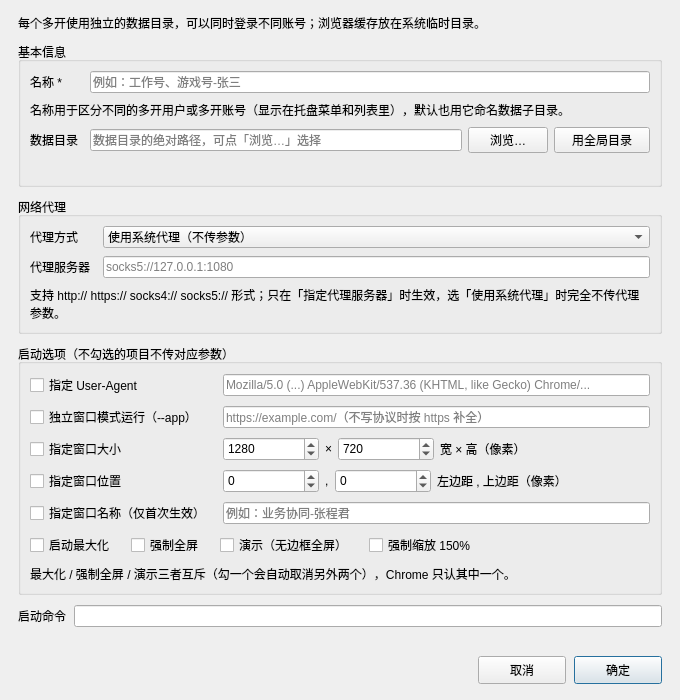
Old version of the form chromeprofileform.ui in the repository BlueGhostJ/BG_Assistant.
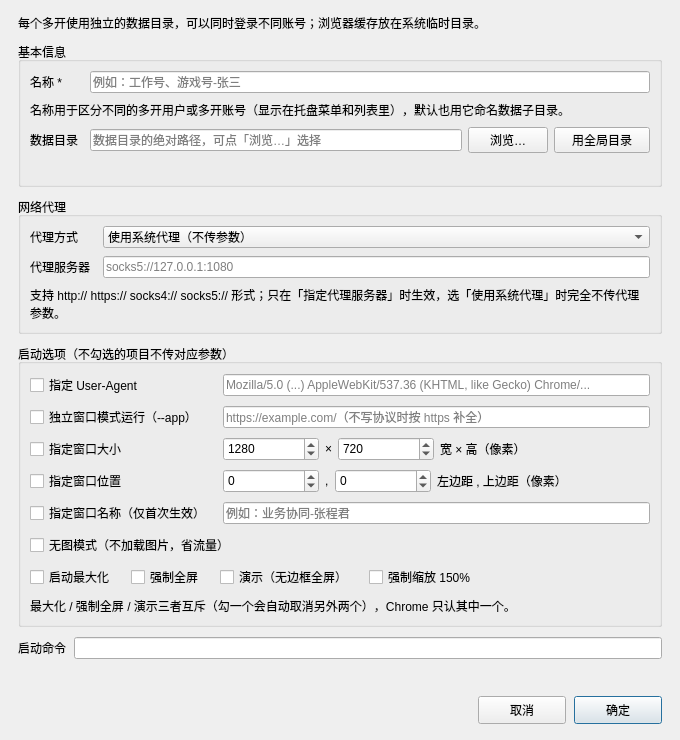
New version of the form.

Commit message:
feat(chrome): 补上 bat 模板里的无图模式
- ChromeProfile 新增 noImages（ini 的 NoImages），参数按模板原样用 -blink-settings=imagesEnabled=false
- 新建 / 编辑对话框在显示方式上方加「无图模式（不加载图片，省流量）」勾选框，列表摘要同步显示
- 对话框最小尺寸改由布局决定，多加一行后不会挤掉底部按钮

```diff
--- a/chromeprofileform.ui
+++ b/chromeprofileform.ui
@@ -7,15 +7,9 @@
     <x>0</x>
     <y>0</y>
     <width>680</width>
-    <height>700</height>
+    <height>740</height>
    </rect>
   </property>
-  <property name="minimumSize">
-   <size>
-    <width>620</width>
-    <height>640</height>
-   </size>
-  </property>
   <property name="windowTitle">
    <string>Chrome 多开</string>
   </property>
@@ -452,6 +446,13 @@
        </widget>
       </item>
       <item row="5" column="0" colspan="2">
+       <widget class="QCheckBox" name="noImagesCheckBox">
+        <property name="text">
+         <string>无图模式（不加载图片，省流量）</string>
+        </property>
+       </widget>
+      </item>
+      <item row="6" column="0" colspan="2">
        <layout class="QHBoxLayout" name="displayModeLayout">
         <property name="spacing">
          <number>16</number>
@@ -499,7 +500,7 @@
         </item>
        </layout>
       </item>
-      <item row="6" column="0" colspan="2">
+      <item row="7" column="0" colspan="2">
        <widget class="QLabel" name="displayModeHintLabel">
         <property name="text">
          <string>最大化 / 强制全屏 / 演示三者互斥（勾一个会自动取消另外两个），Chrome 只认其中一个。</string>
```
The commit also changes 4 other files.
